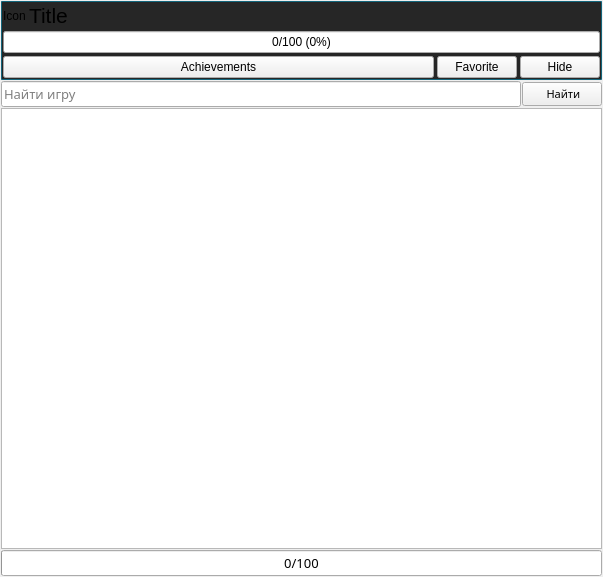
First picture: the form in AraSteamManager/subform/formgames.ui, repository Arankir/AraSteamManager, before the edit.
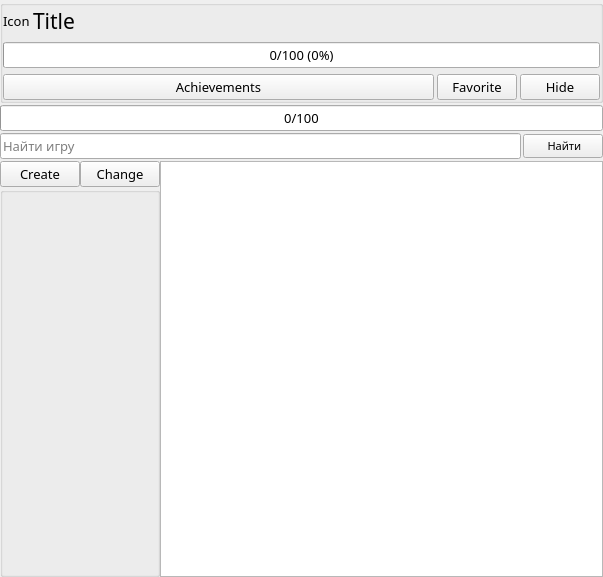
Second picture: the form after the edit.

```diff
--- a/AraSteamManager/subform/formgames.ui
+++ b/AraSteamManager/subform/formgames.ui
@@ -19,46 +19,36 @@
   <property name="windowTitle">
    <string>SteamAchievementsStatistic</string>
   </property>
-  <layout class="QVBoxLayout" name="verticalLayout">
+  <layout class="QVBoxLayout" name="verticalLayout_3">
    <property name="spacing">
-    <number>1</number>
+    <number>2</number>
    </property>
    <property name="leftMargin">
-    <number>1</number>
+    <number>0</number>
    </property>
    <property name="topMargin">
-    <number>1</number>
+    <number>0</number>
    </property>
    <property name="rightMargin">
-    <number>1</number>
+    <number>0</number>
    </property>
    <property name="bottomMargin">
-    <number>1</number>
+    <number>0</number>
    </property>
    <item>
     <widget class="QGroupBox" name="GroupBoxGame">
-     <property name="styleSheet">
-      <string notr="true">QGroupBox{
-	border: 1px solid #13657b;
-	background-color: #262626;
-	border-radius: 1px;
-}</string>
-     </property>
      <layout class="QVBoxLayout" name="verticalLayout_2">
-      <property name="spacing">
-       <number>3</number>
-      </property>
       <property name="leftMargin">
-       <number>1</number>
+       <number>0</number>
       </property>
       <property name="topMargin">
-       <number>1</number>
+       <number>0</number>
       </property>
       <property name="rightMargin">
-       <number>1</number>
+       <number>0</number>
       </property>
       <property name="bottomMargin">
-       <number>1</number>
+       <number>0</number>
       </property>
       <item>
        <layout class="QHBoxLayout" name="horizontalLayout_2">
@@ -142,6 +132,16 @@
      </layout>
     </widget>
    </item>
+   <item>
+    <widget class="QProgressBar" name="ProgressBarLoading">
+     <property name="value">
+      <number>0</number>
+     </property>
+     <property name="format">
+      <string>%v/%m</string>
+     </property>
+    </widget>
+   </item>
    <item>
     <layout class="QHBoxLayout" name="horizontalLayout">
      <item>
@@ -176,21 +176,64 @@
     </layout>
    </item>
    <item>
-    <widget class="QTableWidget" name="TableWidgetGames">
-     <attribute name="verticalHeaderVisible">
-      <bool>false</bool>
-     </attribute>
-    </widget>
-   </item>
-   <item>
-    <widget class="QProgressBar" name="ProgressBarLoading">
-     <property name="value">
+    <layout class="QHBoxLayout" name="horizontalLayout_5">
+     <property name="spacing">
       <number>0</number>
      </property>
-     <property name="format">
-      <string>%v/%m</string>
-     </property>
-    </widget>
+     <item>
+      <layout class="QVBoxLayout" name="verticalLayout">
+       <property name="spacing">
+        <number>0</number>
+       </property>
+       <item>
+        <layout class="QHBoxLayout" name="horizontalLayout_4">
+         <property name="spacing">
+          <number>0</number>
+         </property>
+         <item>
+          <widget class="QPushButton" name="ButtonCreateGroup">
+           <property name="text">
+            <string>Create</string>
+           </property>
+          </widget>
+         </item>
+         <item>
+          <widget class="QPushButton" name="ButtonChangeGroup">
+           <property name="text">
+            <string>Change</string>
+           </property>
+          </widget>
+         </item>
+        </layout>
+       </item>
+       <item>
+        <widget class="QGroupBox" name="GroupBoxGroup">
+         <property name="sizePolicy">
+          <sizepolicy hsizetype="Preferred" vsizetype="Expanding">
+           <horstretch>0</horstretch>
+           <verstretch>0</verstretch>
+          </sizepolicy>
+         </property>
+         <property name="font">
+          <font>
+           <pointsize>10</pointsize>
+          </font>
+         </property>
+         <property name="alignment">
+          <set>Qt::AlignLeading|Qt::AlignLeft|Qt::AlignTop</set>
+         </property>
+        </widget>
+       </item>
+      </layout>
+     </item>
+     <item>
+      <widget class="QTableWidget" name="TableWidgetGames">
+       <attribute name="verticalHeaderVisible">
+        <bool>false</bool>
+       </attribute>
+      </widget>
+     </item>
+    </layout>
    </item>
   </layout>
  </widget>
```
